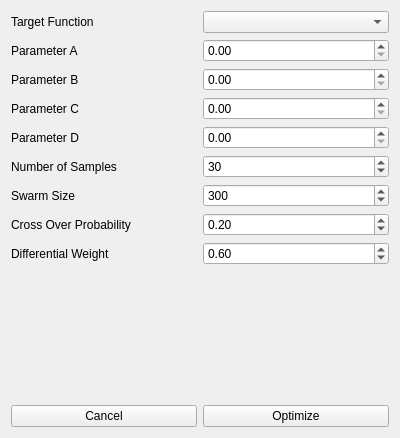
Before: the Qt Designer form gui_main_window.ui in ralphtandetzky/decompose_imf, drawn with Qt 5.
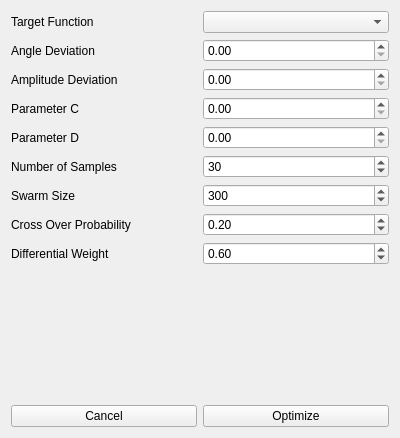
After: the same form once the commit is applied.

Commit message: Now some some parameters for the initial swarm can be given in the gui.

```diff
--- a/gui_main_window.ui
+++ b/gui_main_window.ui
@@ -17,7 +17,7 @@
    <item row="2" column="0">
     <widget class="QLabel" name="label_7">
      <property name="text">
-      <string>Parameter B</string>
+      <string>Amplitude Deviation</string>
      </property>
      <property name="buddy">
       <cstring>bSpinBox</cstring>
@@ -92,7 +92,7 @@
    <item row="1" column="0">
     <widget class="QLabel" name="label_6">
      <property name="text">
-      <string>Parameter A</string>
+      <string>Angle Deviation</string>
      </property>
      <property name="buddy">
       <cstring>aSpinBox</cstring>
```
The commit also changes 1 other file.
